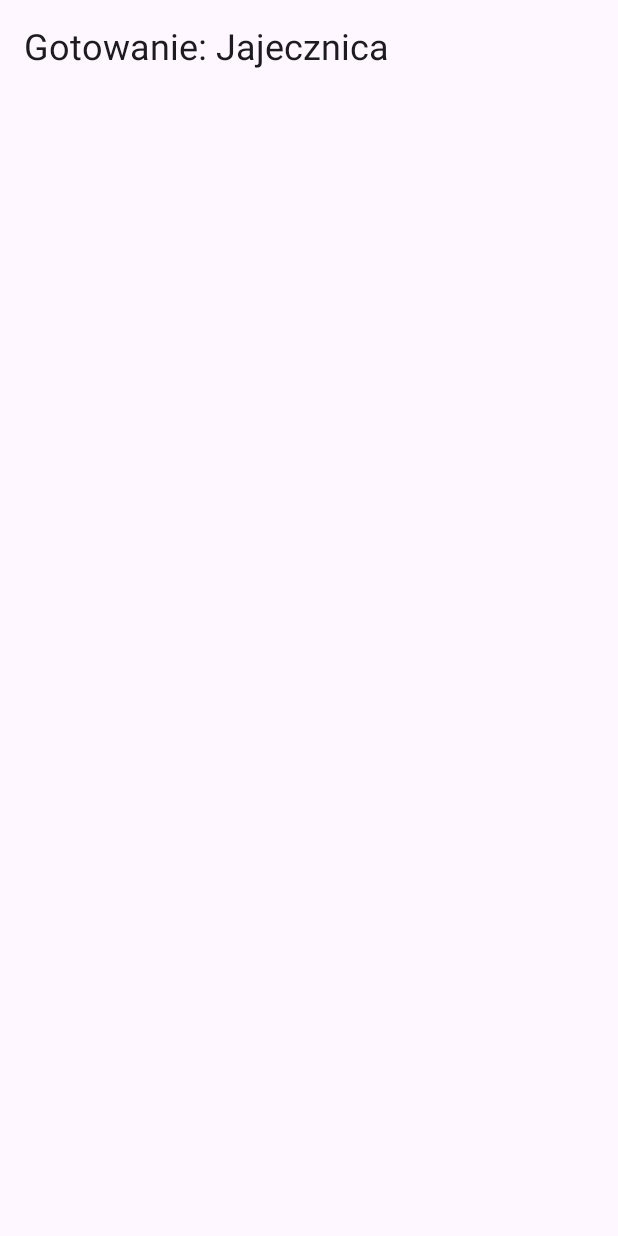
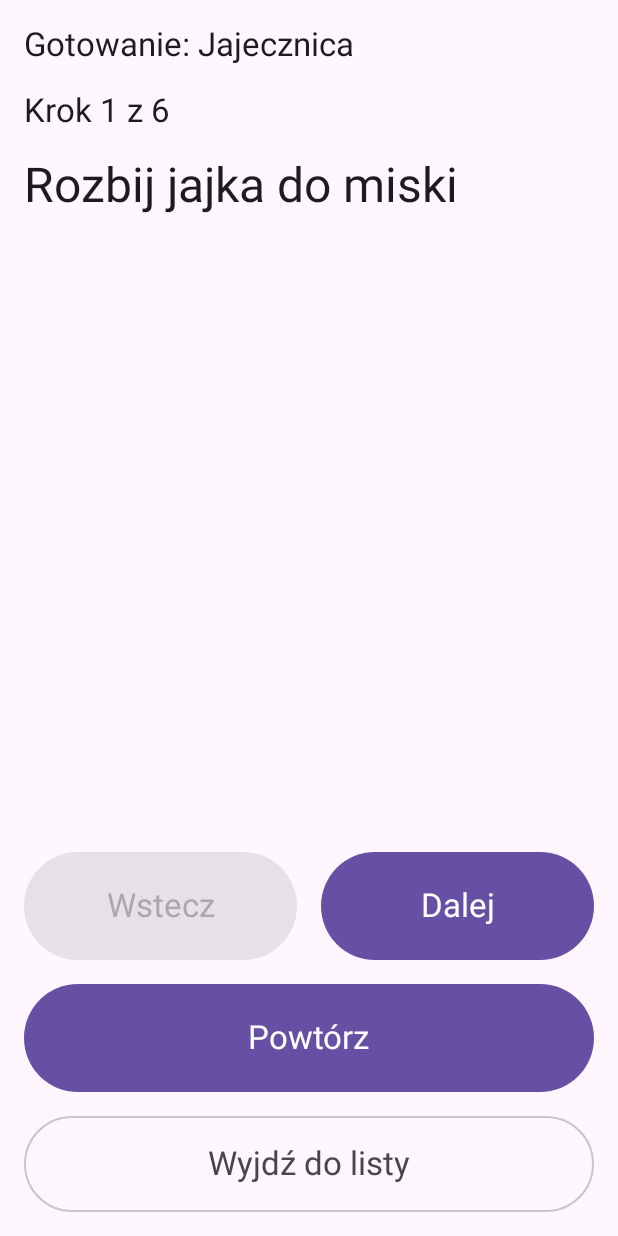
Before and after one commit to lvk4z/Cooking-Assistant, an Android app built with Jetpack Compose: the screen it shows after launch (MainActivity), after a tap on "Jajecznica", on a phone screen of 412 x 824 dp. Run offline under Robolectric (Android 15) with nearby library versions, the phone set to English and light mode, and no system bars; our stand-ins replace Navigation 3.

Commit message:
Implement cooking feature with TTS support and UI updates

```diff
--- a/app/build.gradle.kts
+++ b/app/build.gradle.kts
@@ -31,6 +31,9 @@ dependencies {
     implementation("androidx.compose.foundation:foundation")
     implementation("androidx.compose.material3:material3")
     implementation("androidx.activity:activity-compose:1.13.0")
+    implementation("androidx.lifecycle:lifecycle-runtime-compose:2.11.0")
+    implementation("androidx.lifecycle:lifecycle-viewmodel-compose:2.11.0")
+    implementation("androidx.lifecycle:lifecycle-viewmodel-navigation3:2.11.0")
     implementation("androidx.navigation3:navigation3-runtime:1.1.7")
     implementation("androidx.navigation3:navigation3-ui:1.1.7")
 }
--- a/app/src/main/AndroidManifest.xml
+++ b/app/src/main/AndroidManifest.xml
@@ -1,5 +1,11 @@
 <?xml version="1.0" encoding="utf-8"?>
 <manifest xmlns:android="http://schemas.android.com/apk/res/android">
+    <queries>
+        <intent>
+            <action android:name="android.intent.action.TTS_SERVICE" />
+        </intent>
+    </queries>
+
     <application
         android:label="@string/app_name"
         android:supportsRtl="true"
--- a/app/src/main/java/com/example/cookingassistant/MainActivity.kt
+++ b/app/src/main/java/com/example/cookingassistant/MainActivity.kt
@@ -1,6 +1,7 @@
 package com.example.cookingassistant
 
 import android.os.Bundle
+import android.util.Log
 import androidx.activity.ComponentActivity
 import androidx.activity.compose.setContent
 import androidx.activity.enableEdgeToEdge
@@ -8,15 +9,19 @@ import androidx.compose.foundation.layout.fillMaxSize
 import androidx.compose.foundation.layout.padding
 import androidx.compose.material3.MaterialTheme
 import androidx.compose.material3.Scaffold
-import androidx.compose.material3.Text
+import androidx.compose.runtime.getValue
 import androidx.compose.runtime.mutableStateListOf
 import androidx.compose.runtime.remember
 import androidx.compose.ui.Modifier
-import androidx.compose.ui.res.stringResource
-import androidx.compose.ui.unit.dp
+import androidx.lifecycle.compose.collectAsStateWithLifecycle
+import androidx.lifecycle.viewmodel.compose.viewModel
+import androidx.lifecycle.viewmodel.navigation3.rememberViewModelStoreNavEntryDecorator
 import androidx.navigation3.runtime.NavEntry
+import androidx.navigation3.runtime.rememberSaveableStateHolderNavEntryDecorator
 import androidx.navigation3.ui.NavDisplay
 import com.example.cookingassistant.data.RecipeRepository
+import com.example.cookingassistant.ui.CookingViewModel
+import com.example.cookingassistant.ui.screens.CookingScreen
 import com.example.cookingassistant.ui.screens.RecipeListScreen
 
 class MainActivity : ComponentActivity() {
@@ -38,6 +43,10 @@ class MainActivity : ComponentActivity() {
                 Scaffold(modifier = Modifier.fillMaxSize()) { innerPadding ->
                     NavDisplay(
                         backStack = backStack,
+                        entryDecorators = listOf(
+                            rememberSaveableStateHolderNavEntryDecorator(),
+                            rememberViewModelStoreNavEntryDecorator()
+                        ),
                         modifier = Modifier
                             .fillMaxSize()
                             .padding(innerPadding),
@@ -52,22 +61,31 @@ class MainActivity : ComponentActivity() {
                                     RecipeListScreen(
                                         recipes = recipes,
                                         onRecipeClick = { id ->
+                                            Log.d("CookingAssistant", "Open recipe: $id")
                                             backStack.add(CookingRoute(id))
                                         }
                                     )
                                 }
 
                                 is CookingRoute -> NavEntry(key) {
-                                    val recipe = requireNotNull(
-                                        repository.getById(key.recipeId)
-                                    ) { "Recipe not found: ${key.recipeId}" }
-                                    Text(
-                                        text = stringResource(
-                                            R.string.cooking_title,
-                                            recipe.title
-                                        ),
-                                        modifier = Modifier.padding(16.dp),
-                                        style = MaterialTheme.typography.headlineSmall
+                                    val cookingViewModel: CookingViewModel = viewModel(
+                                        factory = CookingViewModel.factory(
+                                            repository,
+                                            key.recipeId
+                                        )
+                                    )
+                                    val state by cookingViewModel.uiState
+                                        .collectAsStateWithLifecycle()
+                                    CookingScreen(
+                                        state = state,
+                                        onNextStep = cookingViewModel::nextStep,
+                                        onPreviousStep = cookingViewModel::previousStep,
+                                        onExit = {
+                                            Log.d("CookingAssistant", "Exit cooking")
+                                            if (backStack.size > 1) {
+                                                backStack.removeAt(backStack.lastIndex)
+                                            }
+                                        }
                                     )
                                 }
 
--- /dev/null
+++ b/app/src/main/java/com/example/cookingassistant/ui/CookingUiState.kt
@@ -0,0 +1,8 @@
+package com.example.cookingassistant.ui
+
+import com.example.cookingassistant.data.Recipe
+
+data class CookingUiState(
+    val recipe: Recipe,
+    val currentStepIndex: Int = 0
+)
--- /dev/null
+++ b/app/src/main/java/com/example/cookingassistant/ui/CookingViewModel.kt
@@ -0,0 +1,54 @@
+package com.example.cookingassistant.ui
+
+import androidx.lifecycle.ViewModel
+import androidx.lifecycle.viewmodel.initializer
+import androidx.lifecycle.viewmodel.viewModelFactory
+import com.example.cookingassistant.data.RecipeRepository
+import kotlinx.coroutines.flow.MutableStateFlow
+import kotlinx.coroutines.flow.asStateFlow
+import kotlinx.coroutines.flow.update
+
+class CookingViewModel(
+    repository: RecipeRepository,
+    recipeId: Int
+) : ViewModel() {
+
+    private val recipe = requireNotNull(repository.getById(recipeId)) {
+        "Recipe not found: $recipeId"
+    }
+
+    init {
+        require(recipe.steps.isNotEmpty()) { "Recipe has no steps: $recipeId" }
+    }
+
+    private val _uiState = MutableStateFlow(CookingUiState(recipe))
+    val uiState = _uiState.asStateFlow()
+
+    fun nextStep() {
+        _uiState.update { state ->
+            if (state.currentStepIndex < state.recipe.steps.lastIndex) {
+                state.copy(currentStepIndex = state.currentStepIndex + 1)
+            } else {
+                state
+            }
+        }
+    }
+
+    fun previousStep() {
+        _uiState.update { state ->
+            if (state.currentStepIndex > 0) {
+                state.copy(currentStepIndex = state.currentStepIndex - 1)
+            } else {
+                state
+            }
+        }
+    }
+
+    companion object {
+        fun factory(repository: RecipeRepository, recipeId: Int) = viewModelFactory {
+            initializer {
+                CookingViewModel(repository, recipeId)
+            }
+        }
+    }
+}
--- /dev/null
+++ b/app/src/main/java/com/example/cookingassistant/ui/screens/CookingScreen.kt
@@ -0,0 +1,156 @@
+package com.example.cookingassistant.ui.screens
+
+import androidx.compose.foundation.layout.Arrangement
+import androidx.compose.foundation.layout.Column
+import androidx.compose.foundation.layout.Row
+import androidx.compose.foundation.layout.fillMaxSize
+import androidx.compose.foundation.layout.fillMaxWidth
+import androidx.compose.foundation.layout.heightIn
+import androidx.compose.foundation.layout.padding
+import androidx.compose.foundation.rememberScrollState
+import androidx.compose.foundation.verticalScroll
+import androidx.compose.material3.Button
+import androidx.compose.material3.MaterialTheme
+import androidx.compose.material3.OutlinedButton
+import androidx.compose.material3.Text
+import androidx.compose.runtime.Composable
+import androidx.compose.runtime.DisposableEffect
+import androidx.compose.runtime.LaunchedEffect
+import androidx.compose.runtime.getValue
+import androidx.compose.runtime.key
+import androidx.compose.runtime.mutableStateOf
+import androidx.compose.runtime.remember
+import androidx.compose.runtime.setValue
+import androidx.compose.ui.Modifier
+import androidx.compose.ui.platform.LocalContext
+import androidx.compose.ui.res.stringResource
+import androidx.compose.ui.unit.dp
+import com.example.cookingassistant.R
+import com.example.cookingassistant.ui.CookingUiState
+import com.example.cookingassistant.voice.TtsManager
+import java.text.NumberFormat
+
+@Composable
+fun CookingScreen(
+    state: CookingUiState,
+    onNextStep: () -> Unit,
+    onPreviousStep: () -> Unit,
+    onExit: () -> Unit,
+    modifier: Modifier = Modifier
+) {
+    val step = state.recipe.steps[state.currentStepIndex]
+    val context = LocalContext.current
+    var ttsManager by remember(context, state.recipe.id) {
+        mutableStateOf<TtsManager?>(null)
+    }
+
+    DisposableEffect(context, state.recipe.id) {
+        val manager = TtsManager(context)
+        ttsManager = manager
+        onDispose {
+            manager.shutdown()
+            ttsManager = null
+        }
+    }
+
+    LaunchedEffect(ttsManager, state.recipe.id, state.currentStepIndex, step.text) {
+        ttsManager?.speak(step.text)
+    }
+
+    Column(
+        modifier = modifier
+            .fillMaxSize()
+            .padding(16.dp),
+        verticalArrangement = Arrangement.spacedBy(16.dp)
+    ) {
+        key(state.currentStepIndex) {
+            Column(
+                modifier = Modifier
+                    .weight(1f)
+                    .verticalScroll(rememberScrollState()),
+                verticalArrangement = Arrangement.spacedBy(16.dp)
+            ) {
+                Text(
+                    text = stringResource(R.string.cooking_title, state.recipe.title),
+                    style = MaterialTheme.typography.titleLarge
+                )
+                Text(
+                    text = stringResource(
+                        R.string.cooking_step_progress,
+                        state.currentStepIndex + 1,
+                        state.recipe.steps.size
+                    ),
+                    style = MaterialTheme.typography.titleLarge
+                )
+                Text(
+                    text = step.text,
+                    style = MaterialTheme.typography.headlineLarge
+                )
+                step.timerSeconds?.let { seconds ->
+                    val minutes = NumberFormat.getNumberInstance().apply {
+                        maximumFractionDigits = 2
+                    }.format(seconds / 60.0)
+                    Text(
+                        text = stringResource(R.string.cooking_step_time, minutes),
+                        style = MaterialTheme.typography.titleLarge
+                    )
+                }
+            }
+        }
+        Row(
+            modifier = Modifier.fillMaxWidth(),
+            horizontalArrangement = Arrangement.spacedBy(16.dp)
+        ) {
+            Button(
+                onClick = onPreviousStep,
+                enabled = state.currentStepIndex > 0,
+                modifier = Modifier
+                    .weight(1f)
+                    .heightIn(min = 72.dp)
+            ) {
+                Text(
+                    text = stringResource(R.string.cooking_previous_step),
+                    style = MaterialTheme.typography.titleLarge
+                )
+            }
+            Button(
+                onClick = onNextStep,
+                enabled = state.currentStepIndex < state.recipe.steps.lastIndex,
+                modifier = Modifier
+                    .weight(1f)
+                    .heightIn(min = 72.dp)
+            ) {
+                Text(
+                    text = stringResource(R.string.cooking_next_step),
+                    style = MaterialTheme.typography.titleLarge
+                )
+            }
+        }
+        Button(
+            onClick = { ttsManager?.speak(step.text) },
+            enabled = ttsManager != null,
+            modifier = Modifier
+                .fillMaxWidth()
+                .heightIn(min = 72.dp)
+        ) {
+            Text(
+                text = stringResource(R.string.cooking_repeat_step),
+                style = MaterialTheme.typography.titleLarge
+            )
+        }
+        OutlinedButton(
+            onClick = {
+                ttsManager?.stop()
+                onExit()
+            },
+            modifier = Modifier
+                .fillMaxWidth()
+                .heightIn(min = 64.dp)
+        ) {
+            Text(
+                text = stringResource(R.string.cooking_exit),
+                style = MaterialTheme.typography.titleLarge
+            )
+        }
+    }
+}
--- /dev/null
+++ b/app/src/main/java/com/example/cookingassistant/voice/TtsManager.kt
@@ -0,0 +1,91 @@
+package com.example.cookingassistant.voice
+
+import android.content.Context
+import android.os.Handler
+import android.os.Looper
+import android.speech.tts.TextToSpeech
+import android.util.Log
+import java.util.Locale
+
+class TtsManager(context: Context) {
+
+    private val handler = Handler(Looper.getMainLooper())
+    private var isInitializing = true
+    private var isReady = false
+    private var isShutdown = false
+    private var pendingText: String? = null
+
+    private val tts = TextToSpeech(context.applicationContext) { status ->
+        handler.post {
+            if (!isShutdown) {
+                initialize(status)
+            }
+        }
+    }
+
+    private fun initialize(status: Int) {
+        isInitializing = false
+        if (status != TextToSpeech.SUCCESS) {
+            pendingText = null
+            Log.e("TtsManager", "TTS initialization failed")
+            return
+        }
+
+        val languageStatus = tts.setLanguage(Locale.forLanguageTag("pl-PL"))
+        if (languageStatus < TextToSpeech.LANG_AVAILABLE) {
+            pendingText = null
+            Log.w("TtsManager", "Polish voice unavailable: $languageStatus")
+            return
+        }
+
+        isReady = true
+        Log.d("TtsManager", "TTS ready")
+        val text = pendingText
+        pendingText = null
+        if (text != null) {
+            speak(text)
+        }
+    }
+
+    fun speak(text: String) {
+        if (isShutdown) {
+            Log.w("TtsManager", "TTS already shut down")
+            return
+        }
+        if (isInitializing) {
+            if (pendingText == null) {
+                Log.d("TtsManager", "TTS not ready; waiting")
+            }
+            pendingText = text
+            return
+        }
+        if (!isReady) {
+            Log.w("TtsManager", "TTS unavailable")
+            return
+        }
+
+        val result = tts.speak(text, TextToSpeech.QUEUE_FLUSH, null, "cooking_step")
+        if (result == TextToSpeech.ERROR) {
+            Log.e("TtsManager", "TTS speak failed")
+        }
+    }
+
+    fun stop() {
+        pendingText = null
+        if (isReady && !isShutdown && tts.stop() == TextToSpeech.ERROR) {
+            Log.w("TtsManager", "TTS stop failed")
+        }
+    }
+
+    fun shutdown() {
+        if (isShutdown) {
+            return
+        }
+        stop()
+        isShutdown = true
+        isReady = false
+        isInitializing = false
+        handler.removeCallbacksAndMessages(null)
+        tts.shutdown()
+    }
+}
--- a/app/src/main/res/values/strings.xml
+++ b/app/src/main/res/values/strings.xml
@@ -3,4 +3,10 @@
     <string name="app_name">Asystent gotowania</string>
     <string name="recipe_list_title">Przepisy</string>
     <string name="cooking_title">Gotowanie: %1$s</string>
+    <string name="cooking_step_progress">Krok %1$d z %2$d</string>
+    <string name="cooking_step_time">Czas: %1$s min</string>
+    <string name="cooking_previous_step">Wstecz</string>
+    <string name="cooking_next_step">Dalej</string>
+    <string name="cooking_repeat_step">Powtórz</string>
+    <string name="cooking_exit">Wyjdź do listy</string>
 </resources>
```
Also changed, not shown: 1 other file.
